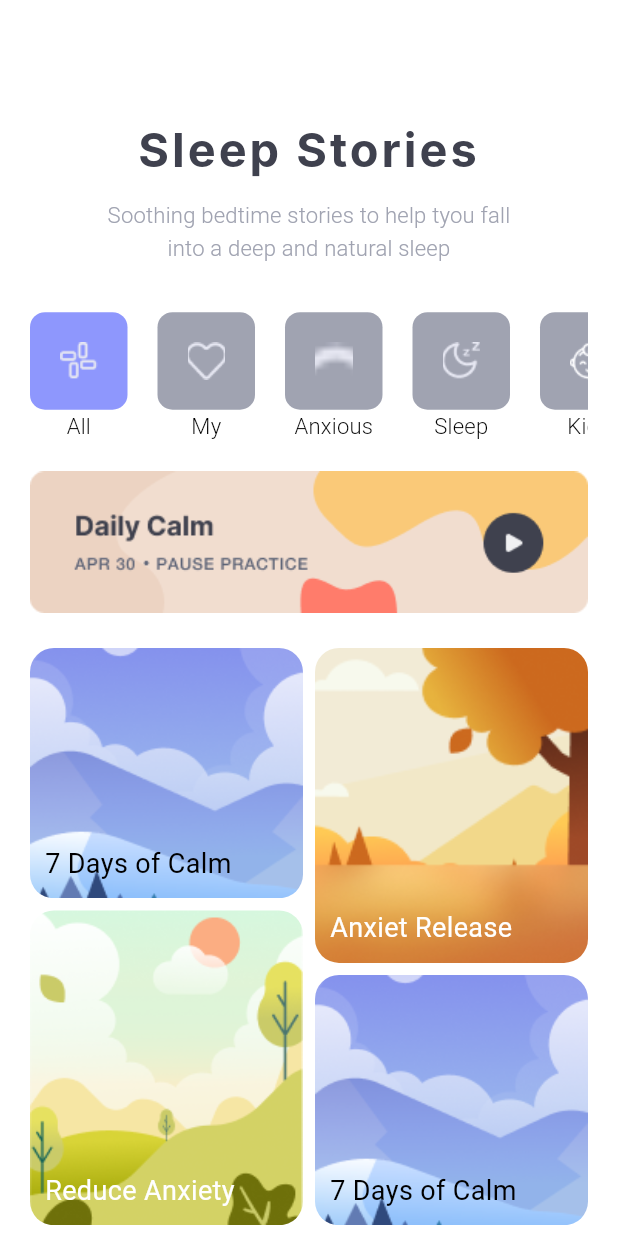
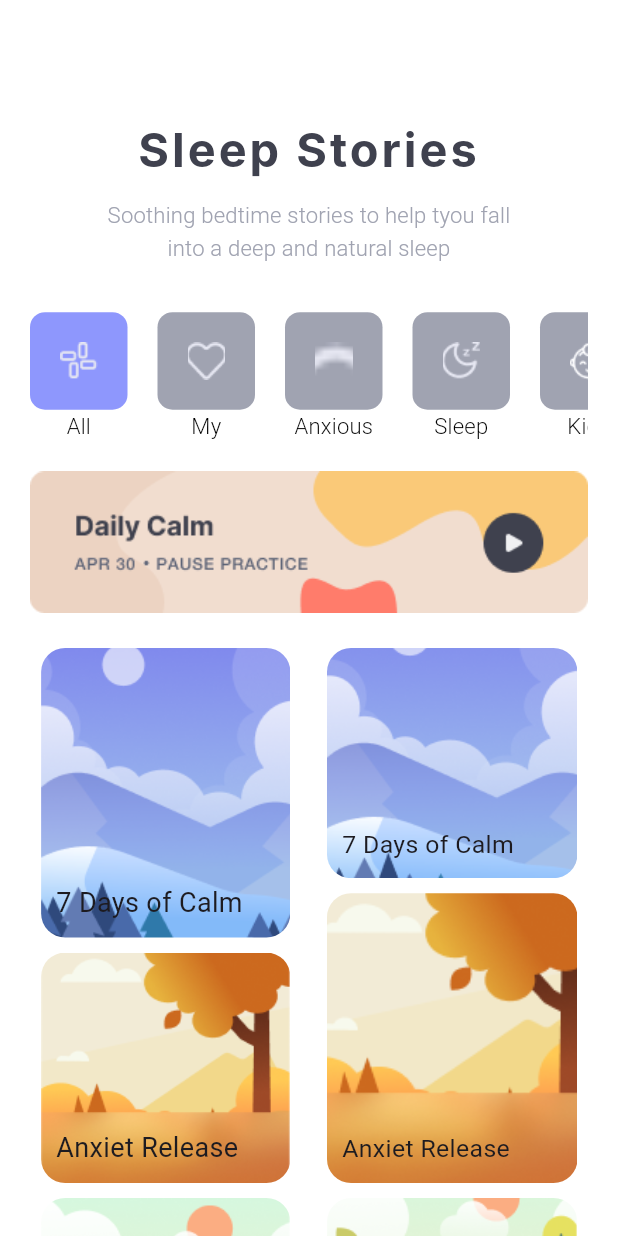
Before and after one commit to rakibul6670/meditation_ui_app, a Flutter app: the MeditateScreen screen opened directly, on a phone screen of 412 x 824 dp. Run offline on Flutter 3.47's test engine with Material 3 defaults, Android fonts, the phone set to English and light mode, and no system bars; our stand-ins replace flutter_screenutil, flutter_time_picker_spinner, font_awesome_flutter; Roboto replaces fonts that are missing (Inter).

Commit message:
choose topic card modify by Row column

```diff
--- a/lib/presentation/screen/choose_topic_screen.dart
+++ b/lib/presentation/screen/choose_topic_screen.dart
@@ -1,4 +1,5 @@
 import 'package:flutter/material.dart';
+import 'package:flutter_screenutil/flutter_screenutil.dart';
 import 'package:meditation_ui_app/core/constants/assets_images_path.dart';
 import 'package:meditation_ui_app/core/theme/app_spacing.dart';
 import 'package:meditation_ui_app/data/dummeyData/choose_topic_data_list.dart';
@@ -23,7 +24,7 @@
             children: [
               //======================== Background Image ==================
               Positioned(
-                top: 107,
+                top: 107.h,
                 child: Image.asset(
                   AssetsImagesPath.chooseTopicScreenBackground,
                   height: 755,
@@ -41,7 +42,7 @@
                     child: Column(
                       crossAxisAlignment: CrossAxisAlignment.start,
                       children: [
-                        SizedBox(height: 76),
+                        SizedBox(height: 76.h),
 
                         //========================== Title ====================
                         Text(
--- a/lib/presentation/widgets/grid_view_stagger_section.dart
+++ b/lib/presentation/widgets/grid_view_stagger_section.dart
@@ -1,15 +1,19 @@
 import 'package:flutter/material.dart';
+import 'package:flutter_screenutil/flutter_screenutil.dart';
 import 'package:flutter_staggered_grid_view/flutter_staggered_grid_view.dart';
 import 'package:meditation_ui_app/core/routes/app_routes.dart';
 
 class GridViewStaggerSection extends StatelessWidget {
-
-  final List<Map<String,dynamic>> dataList ;
+  final List<Map<String, dynamic>> dataList;
   final Color? bgColor;
   final BoxFit? boxFit;
 
-
-  GridViewStaggerSection({super.key, required this.dataList, this.bgColor, this.boxFit, });
+  GridViewStaggerSection({
+    super.key,
+    required this.dataList,
+    this.bgColor,
+    this.boxFit,
+  });
 
   //=====================Previus value of big container index =====
   int prev = 1;
@@ -22,42 +26,30 @@
   Widget build(BuildContext context) {
     bigItems.clear();
 
-    return StaggeredGrid.count(
-      crossAxisCount: 2,
-      mainAxisSpacing: 8,
-      crossAxisSpacing: 8,
+    return Row(
+      children: [
+        //================== First Column ============
+        Expanded(
+          child: Column(
+            spacing: 10,
             children: List.generate(dataList.length, (index) {
               final chooseTopicData = dataList[index];
-       // debugPrint(chooseTopicData["img"]);
-        bigItems.add(prev);
-
-        if (next - prev == 1) {
-          prev = next;
-          next += 3;
-        } else if (next - prev == 3) {
-          prev = next;
-          next += 1;
-        }
-
-        bool isBig = bigItems.contains(index);
-
-        return StaggeredGridTile.extent(
-          crossAxisCellCount: 1, // potita item 1 column nibe
-          mainAxisExtent: isBig ? 210 : 167, // height change condition onujai
-          child: GestureDetector(
+              final isBig = index % 2 == 0;
+              return GestureDetector(
                 onTap: () => Navigator.pushNamedAndRemoveUntil(
                   context,
                   AppRoutes.reminderScreen,
                   (predicate) => false,
                 ),
                 child: Container(
-              width: 167,
+                  width: 167.w,
+                  height: isBig ? 210.h : 167.h,
                   decoration: BoxDecoration(
-                color: bgColor?? Color(chooseTopicData["bgColor"]),
+                    color: bgColor ?? Color(chooseTopicData["bgColor"]),
                     borderRadius: BorderRadius.circular(16),
                     image: DecorationImage(
                       image: AssetImage(chooseTopicData["img"]),
-                  fit: boxFit?? BoxFit.contain,
+                      fit: boxFit ?? BoxFit.contain,
                     ),
                   ),
                   child: Padding(
@@ -67,9 +59,8 @@
                       child: Text(
                         chooseTopicData["title"],
                         style: TextStyle(
-                      color: isBig ? Colors.white : Colors.black,
+                          // color: isBig ? Colors.white : Colors.black,
                           fontSize: 18,
-                    ),
                         ),
                       ),
                     ),
@@ -77,6 +68,115 @@
                 ),
               );
             }),
+          ),
+        ),
+
+        //=================== Second Column ===========
+        SizedBox(
+          width: 10.w,
+        ),
+
+        Expanded(
+          child: Column(
+            spacing: 10,
+            children: List.generate(dataList.length, (index) {
+              final chooseTopicData = dataList[index];
+              final isSmall = index % 2 == 0;
+              return GestureDetector(
+                onTap: () => Navigator.pushNamedAndRemoveUntil(
+                  context,
+                  AppRoutes.reminderScreen,
+                  (predicate) => false,
+                ),
+                child: Container(
+                  width: 167,
+                  height: isSmall ? 167.h : 210.h,
+                  decoration: BoxDecoration(
+                    color: bgColor ?? Color(chooseTopicData["bgColor"]),
+                    borderRadius: BorderRadius.circular(16),
+                    image: DecorationImage(
+                      image: AssetImage(chooseTopicData["img"]),
+                      fit: boxFit ?? BoxFit.contain,
+                    ),
+                  ),
+                  child: Padding(
+                    padding: const EdgeInsets.only(left: 10, bottom: 10),
+                    child: Align(
+                      alignment: Alignment.bottomLeft,
+                      child: Text(
+                        chooseTopicData["title"],
+                        maxLines: 1,
+                        overflow: TextOverflow.ellipsis,
+                        style: TextStyle(
+                          // color: isBig ? Colors.white : Colors.black,
+                          fontSize: 18.sp,
+                        ),
+                      ),
+                    ),
+                  ),
+                ),
               );
+            }),
+          ),
+        )
+      ],
+    );
+
+    // return StaggeredGrid.count(
+    //   crossAxisCount: 2,
+    //   mainAxisSpacing: 8,
+    //   crossAxisSpacing: 8,
+    //   children: List.generate(dataList.length, (index) {
+    //     final chooseTopicData = dataList[index];
+    //    // debugPrint(chooseTopicData["img"]);
+    //     bigItems.add(prev);
+    //
+    //     if (next - prev == 1) {
+    //       prev = next;
+    //       next += 3;
+    //     } else if (next - prev == 3) {
+    //       prev = next;
+    //       next += 1;
+    //     }
+    //
+    //     bool isBig = bigItems.contains(index);
+    //
+    //     return StaggeredGridTile.extent(
+    //       crossAxisCellCount: 1, // potita item 1 column nibe
+    //       mainAxisExtent: isBig ? 210 : 167, // height change condition onujai
+    //       child: GestureDetector(
+    //         onTap: () => Navigator.pushNamedAndRemoveUntil(
+    //           context,
+    //           AppRoutes.reminderScreen,
+    //           (predicate) => false,
+    //         ),
+    //         child: Container(
+    //           width: 167,
+    //           decoration: BoxDecoration(
+    //             color: bgColor?? Color(chooseTopicData["bgColor"]),
+    //             borderRadius: BorderRadius.circular(16),
+    //             image: DecorationImage(
+    //               image: AssetImage(chooseTopicData["img"]),
+    //               fit: boxFit?? BoxFit.contain,
+    //             ),
+    //           ),
+    //           child: Padding(
+    //             padding: const EdgeInsets.only(left: 10, bottom: 10),
+    //             child: Align(
+    //               alignment: Alignment.bottomLeft,
+    //               child: Text(
+    //                 chooseTopicData["title"],
+    //                 style: TextStyle(
+    //                   color: isBig ? Colors.white : Colors.black,
+    //                   fontSize: 18,
+    //                 ),
+    //               ),
+    //             ),
+    //           ),
+    //         ),
+    //       ),
+    //     );
+    //   }),
+    // );
   }
 }
```
Lines whose indentation alone changed are shown as unchanged.
